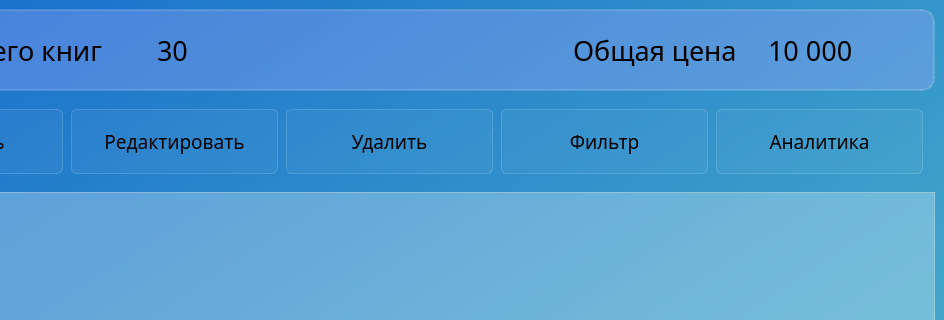
Qt form main.ui (Eliot-Y/BookTrack) before a commit; both pictures show x 165 to 1109 and y 0 to 320 of the 1109 by 724 pixel window.
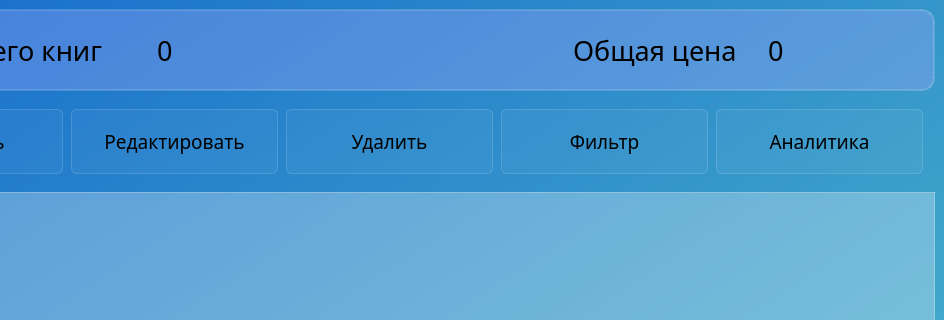
The same form after that commit. Icons and pictures are not drawn.

Commit message: new error window, amount and price counter

```diff
--- a/main.ui
+++ b/main.ui
@@ -107,7 +107,7 @@
 padding-left: 10px;</string>
          </property>
          <property name="text">
-          <string>30</string>
+          <string>0</string>
          </property>
         </widget>
        </item>
@@ -201,7 +201,7 @@
 padding-left: 10px;</string>
          </property>
          <property name="text">
-          <string>10 000</string>
+          <string>0</string>
          </property>
         </widget>
        </item>
```
Left out of the diff: 7 changed lines with no effect on the pictures. The commit also changes 6 other files.
